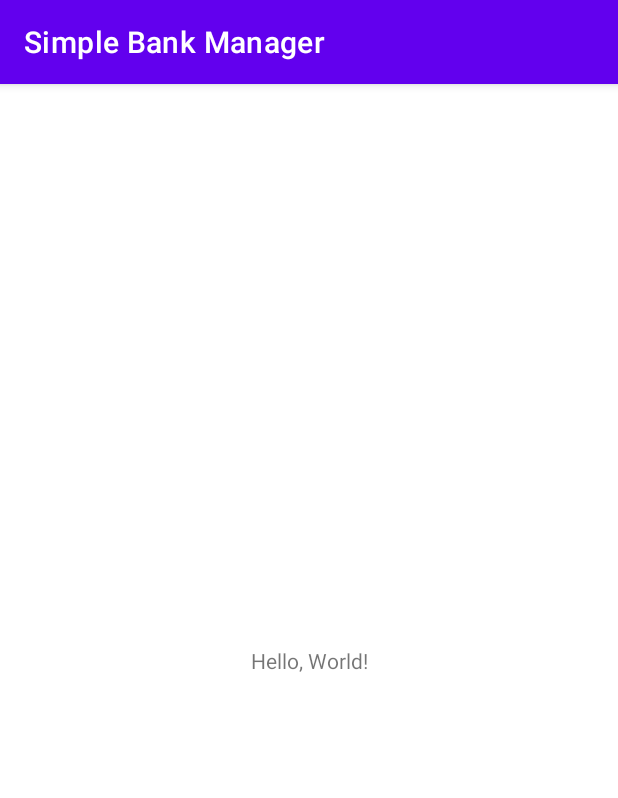
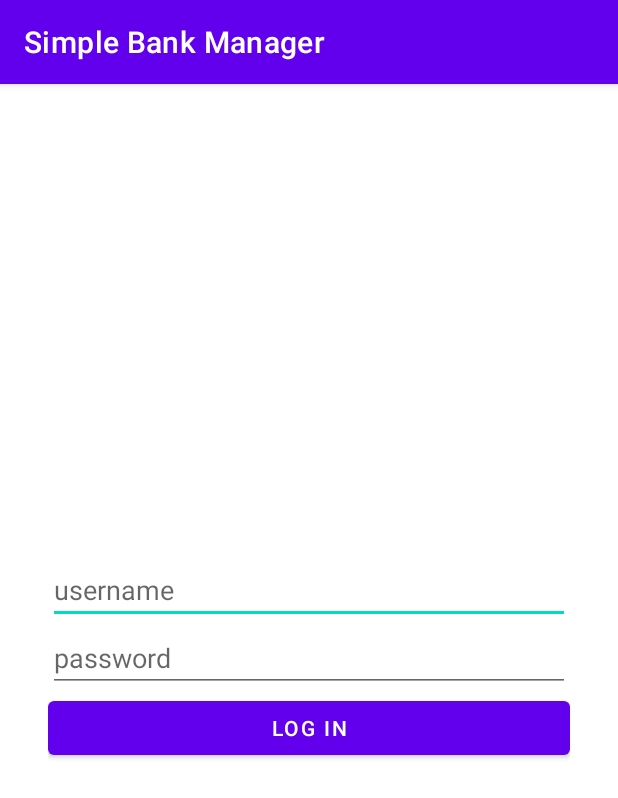
Before and after one commit to neronguyenvn/SimpleBankManager, an Android app: the screen it shows after launch (MainActivity), on a phone screen of 412 x 824 dp. Shown: the top 798 px of the screen. Run offline under Robolectric (Android 15) with nearby library versions, the phone set to English and light mode, and no system bars.

Commit message:
feat: implement Stage 1/5:Create LogIn screen

```diff
--- a/Simple Bank Manager/task/src/main/java/org/hyperskill/simplebankmanager/MainActivity.kt
+++ b/Simple Bank Manager/task/src/main/java/org/hyperskill/simplebankmanager/MainActivity.kt
@@ -4,23 +4,9 @@ import android.os.Bundle
 import androidx.appcompat.app.AppCompatActivity
 
 class MainActivity : AppCompatActivity() {
+
     override fun onCreate(savedInstanceState: Bundle?) {
         super.onCreate(savedInstanceState)
         setContentView(R.layout.activity_main)
-
-        /*
-            Tests for android can not guarantee the correctness of solutions that make use of
-            mutation on "static" variables to keep state. You should avoid using those.
-            Consider "static" as being anything on kotlin that is transpiled to java
-            into a static variable. That includes global variables and variables inside
-            singletons declared with keyword object, including companion object.
-            This limitation is related to the use of JUnit on tests. JUnit re-instantiate all
-            instance variable for each test method, but it does not re-instantiate static variables.
-            The use of static variable to hold state can lead to state from one test to spill over
-            to another test and cause unexpected results.
-            Using mutation on static variables to keep state
-            is considered a bad practice anyway and no measure
-            attempting to give support to that pattern will be made.
-         */
     }
 }
--- /dev/null
+++ b/Simple Bank Manager/task/src/main/java/org/hyperskill/simplebankmanager/domain/User.kt
@@ -0,0 +1,6 @@
+package org.hyperskill.simplebankmanager.domain
+
+data class User(
+    val username: String,
+    val password: String
+)
--- /dev/null
+++ b/Simple Bank Manager/task/src/main/java/org/hyperskill/simplebankmanager/presentation/LifecycleExts.kt
@@ -0,0 +1,19 @@
+package org.hyperskill.simplebankmanager.presentation
+
+import androidx.lifecycle.Lifecycle
+import androidx.lifecycle.LifecycleOwner
+import androidx.lifecycle.lifecycleScope
+import androidx.lifecycle.repeatOnLifecycle
+import kotlinx.coroutines.CoroutineScope
+import kotlinx.coroutines.launch
+
+fun LifecycleOwner.launchOnLifecycleState(
+    state: Lifecycle.State = Lifecycle.State.STARTED,
+    block: CoroutineScope.() -> Unit
+) {
+    lifecycleScope.launch {
+        repeatOnLifecycle(state) {
+            block()
+        }
+    }
+}
--- /dev/null
+++ b/Simple Bank Manager/task/src/main/java/org/hyperskill/simplebankmanager/presentation/LoginFragment.kt
@@ -0,0 +1,55 @@
+package org.hyperskill.simplebankmanager.presentation
+
+import android.os.Bundle
+import android.view.LayoutInflater
+import android.view.View
+import android.view.ViewGroup
+import android.widget.Toast
+import androidx.fragment.app.Fragment
+import androidx.fragment.app.activityViewModels
+import kotlinx.coroutines.CoroutineScope
+import kotlinx.coroutines.flow.launchIn
+import kotlinx.coroutines.flow.onEach
+import org.hyperskill.simplebankmanager.databinding.FragmentLoginBinding
+import org.hyperskill.simplebankmanager.domain.User
+import org.hyperskill.simplebankmanager.presentation.LoginViewModel.UiEvent
+
+class LoginFragment : Fragment() {
+
+    private val binding by lazy { FragmentLoginBinding.inflate(layoutInflater) }
+    private val viewModel by activityViewModels<LoginViewModel>()
+
+    override fun onCreateView(
+        inflater: LayoutInflater,
+        container: ViewGroup?,
+        savedInstanceState: Bundle?
+    ): View {
+        return binding.root
+    }
+
+    override fun onViewCreated(view: View, savedInstanceState: Bundle?) {
+        super.onViewCreated(view, savedInstanceState)
+        binding.loginButton.setOnClickListener {
+            val user = User(
+                username = binding.loginUsername.text.toString(),
+                password = binding.loginPassword.text.toString()
+            )
+            viewModel.login(user)
+        }
+
+        viewLifecycleOwner.launchOnLifecycleState {
+            collectAndHandleUiEvents()
+        }
+    }
+
+    private fun CoroutineScope.collectAndHandleUiEvents() {
+        viewModel.uiEvent.onEach { uiEvent ->
+            if (uiEvent is UiEvent.ShowLoginResult) {
+                val message =
+                    if (uiEvent.isSuccessful) "logged in"
+                    else "invalid credentials"
+                Toast.makeText(context, message, Toast.LENGTH_SHORT).show()
+            }
+        }.launchIn(this)
+    }
+}
--- /dev/null
+++ b/Simple Bank Manager/task/src/main/java/org/hyperskill/simplebankmanager/presentation/LoginViewModel.kt
@@ -0,0 +1,37 @@
+package org.hyperskill.simplebankmanager.presentation
+
+import androidx.lifecycle.SavedStateHandle
+import androidx.lifecycle.ViewModel
+import androidx.lifecycle.viewModelScope
+import kotlinx.coroutines.channels.Channel
+import kotlinx.coroutines.flow.receiveAsFlow
+import kotlinx.coroutines.launch
+import org.hyperskill.simplebankmanager.domain.User
+
+class LoginViewModel(savedStateHandle: SavedStateHandle) : ViewModel() {
+
+    private val username = savedStateHandle
+        .get<String>("username")
+        .let { if (it.isNullOrEmpty()) "Lara" else it }
+
+    private val password = savedStateHandle
+        .get<String>("password")
+        .let { if (it.isNullOrEmpty()) "1234" else it }
+
+    private val _uiEvent = Channel<UiEvent>()
+    val uiEvent = _uiEvent.receiveAsFlow()
+
+    fun login(user: User) {
+        viewModelScope.launch {
+            if (user.username != username || user.password != password) {
+                _uiEvent.send(UiEvent.ShowLoginResult(false))
+                return@launch
+            }
+            _uiEvent.send(UiEvent.ShowLoginResult(true))
+        }
+    }
+
+    sealed interface UiEvent {
+        data class ShowLoginResult(val isSuccessful: Boolean) : UiEvent
+    }
+}
--- a/Simple Bank Manager/task/src/main/res/layout/activity_main.xml
+++ b/Simple Bank Manager/task/src/main/res/layout/activity_main.xml
@@ -1,19 +1,14 @@
 <?xml version="1.0" encoding="utf-8"?>
-<androidx.constraintlayout.widget.ConstraintLayout xmlns:android="http://schemas.android.com/apk/res/android"
+<FrameLayout xmlns:android="http://schemas.android.com/apk/res/android"
     xmlns:app="http://schemas.android.com/apk/res-auto"
-    xmlns:tools="http://schemas.android.com/tools"
     android:layout_width="match_parent"
-    android:layout_height="match_parent"
-    tools:context="org.hyperskill.simplebankmanager.MainActivity">
+    android:layout_height="match_parent">
 
-    <TextView
-        android:id="@+id/hello"
-        android:layout_width="wrap_content"
-        android:layout_height="wrap_content"
-        android:text="Hello, World!"
-        app:layout_constraintBottom_toBottomOf="parent"
-        app:layout_constraintEnd_toEndOf="parent"
-        app:layout_constraintStart_toStartOf="parent"
-        app:layout_constraintTop_toTopOf="parent" />
-
-</androidx.constraintlayout.widget.ConstraintLayout>
+    <androidx.fragment.app.FragmentContainerView
+        android:id="@+id/nav_host_fragment"
+        android:name="androidx.navigation.fragment.NavHostFragment"
+        android:layout_width="match_parent"
+        android:layout_height="match_parent"
+        app:defaultNavHost="true"
+        app:navGraph="@navigation/nav_graph" />
+</FrameLayout>
--- /dev/null
+++ b/Simple Bank Manager/task/src/main/res/layout/fragment_login.xml
@@ -0,0 +1,34 @@
+<?xml version="1.0" encoding="utf-8"?>
+<LinearLayout xmlns:android="http://schemas.android.com/apk/res/android"
+    xmlns:tools="http://schemas.android.com/tools"
+    android:layout_width="match_parent"
+    android:layout_height="match_parent"
+    android:gravity="center_vertical"
+    android:orientation="vertical"
+    android:paddingHorizontal="32dp">
+
+    <EditText
+        android:id="@+id/loginUsername"
+        android:layout_width="match_parent"
+        android:layout_height="wrap_content"
+        android:hint="username"
+        android:importantForAutofill="no"
+        android:inputType="textPersonName"
+        tools:ignore="HardcodedText,MissingPrefix" />
+
+    <EditText
+        android:id="@+id/loginPassword"
+        android:layout_width="match_parent"
+        android:layout_height="wrap_content"
+        android:hint="password"
+        android:importantForAutofill="no"
+        android:inputType="numberPassword"
+        tools:ignore="HardcodedText" />
+
+    <Button
+        android:id="@+id/loginButton"
+        android:layout_width="match_parent"
+        android:layout_height="wrap_content"
+        android:text="log in"
+        tools:ignore="HardcodedText" />
+</LinearLayout>
--- /dev/null
+++ b/Simple Bank Manager/task/src/main/res/navigation/nav_graph.xml
@@ -0,0 +1,11 @@
+<?xml version="1.0" encoding="utf-8"?>
+<navigation xmlns:android="http://schemas.android.com/apk/res/android"
+    xmlns:app="http://schemas.android.com/apk/res-auto"
+    android:id="@+id/nav_graph"
+    app:startDestination="@id/loginFragment">
+
+    <fragment
+        android:id="@+id/loginFragment"
+        android:name="org.hyperskill.simplebankmanager.presentation.LoginFragment"
+        android:label="LoginFragment" />
+</navigation>
```
Also changed, not shown: 6 other files.
